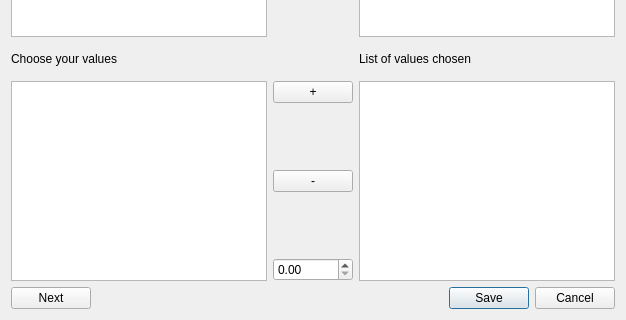
FreeHealth/freehealth, file plugins/accountplugin/receipts/findValuesGUI.ui: the form before one commit; both pictures show x 0 to 626 and y 165 to 485 of the 626 by 485 pixel window.
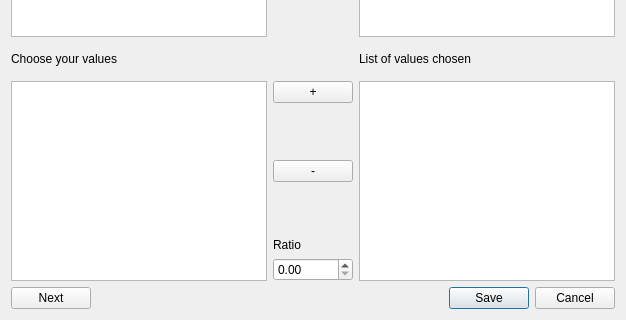
The form after the commit.

```diff
--- a/plugins/accountplugin/receipts/findValuesGUI.ui
+++ b/plugins/accountplugin/receipts/findValuesGUI.ui
@@ -176,6 +176,16 @@
          </property>
         </spacer>
        </item>
+       <item>
+        <widget class="QLabel" name="ratioLabel">
+         <property name="text">
+          <string>Ratio</string>
+         </property>
+         <property name="wordWrap">
+          <bool>true</bool>
+         </property>
+        </widget>
+       </item>
        <item>
         <widget class="QDoubleSpinBox" name="modifSpinBox"/>
        </item>
```
Left out of the diff: 2 changed lines with no effect on the pictures.
